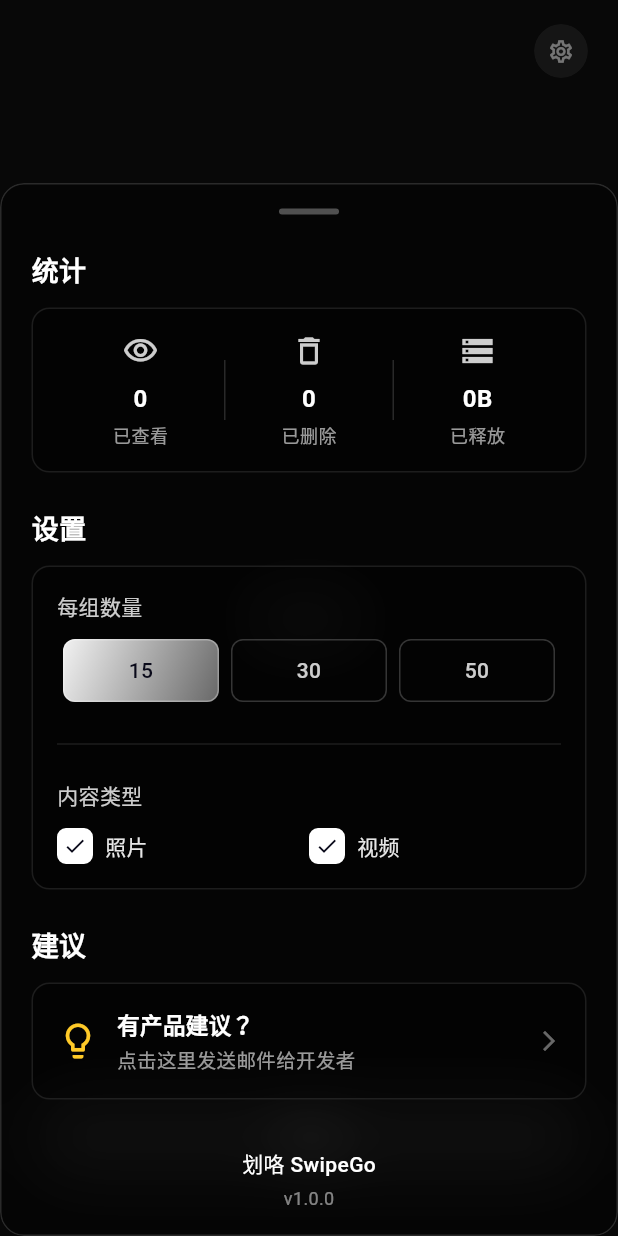
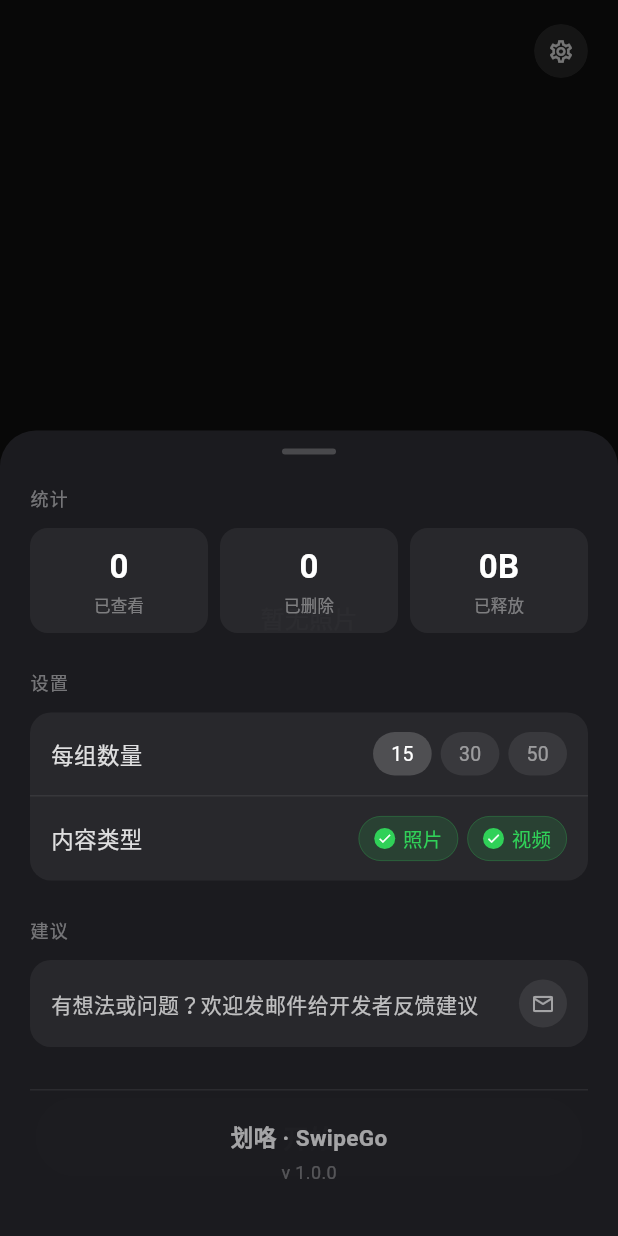
Before and after one commit to JoeZhang0810/swipe_go, a Flutter app: the screen it shows after launch, after a tap on the "settings" icon, on a phone screen of 412 x 824 dp. Run offline on Flutter 3.47's test engine with Material 3 defaults, Android fonts, the phone set to English and light mode, and no system bars; our stand-ins replace flutter_riverpod, shared_preferences, video_player; missing offline and left inert: photo_manager.

Commit message:
style: stats sheet - match HTML (chip selectors, green checkmarks, stat cards)

```diff
--- a/lib/widgets/stats_settings_sheet.dart
+++ b/lib/widgets/stats_settings_sheet.dart
@@ -1,4 +1,3 @@
-import 'dart:ui';
 import 'package:flutter/material.dart';
 import 'package:flutter_riverpod/flutter_riverpod.dart';
 import 'package:url_launcher/url_launcher.dart';
@@ -36,61 +35,52 @@ class StatsSettingsSheet extends ConsumerWidget {
     final stats = ref.watch(statsProvider);
     final settings = ref.watch(settingsProvider);
 
-    return ClipRRect(
-      borderRadius: BorderRadius.circular(16),
-      child: BackdropFilter(
-        filter: ImageFilter.blur(sigmaX: 20, sigmaY: 20),
-        child: Container(
-          decoration: BoxDecoration(
-            color: Colors.black.withOpacity(0.4),
-            borderRadius: BorderRadius.circular(16),
-            border: Border.all(
-              color: Colors.white.withOpacity(0.15),
-            ),
+    return Container(
+      decoration: const BoxDecoration(
+        color: Color(0xF71C1C20),
+        borderRadius: BorderRadius.vertical(top: Radius.circular(24)),
       ),
       child: SafeArea(
-            child: Padding(
-              padding: const EdgeInsets.symmetric(horizontal: 20, vertical: 16),
+        child: SingleChildScrollView(
+          padding: const EdgeInsets.fromLTRB(20, 12, 20, 34),
           child: Column(
-                mainAxisSize: MainAxisSize.min,
             crossAxisAlignment: CrossAxisAlignment.start,
             children: [
               // 拖动指示器
               Center(
                 child: Container(
-                      width: 40,
+                  width: 36,
                   height: 4,
                   decoration: BoxDecoration(
-                        color: Colors.white.withOpacity(0.3),
+                    color: Colors.white.withOpacity(0.2),
                     borderRadius: BorderRadius.circular(2),
                   ),
                 ),
               ),
-                  const SizedBox(height: 24),
+              const SizedBox(height: 20),
 
               // 统计模块
               _buildSectionTitle('统计'),
               const SizedBox(height: 12),
-                  _buildStatsCard(stats.totalViewed, stats.totalDeleted, stats.spaceSavedFormatted),
+              _buildStatsRow(stats.totalViewed, stats.totalDeleted,
+                  stats.spaceSavedFormatted),
               const SizedBox(height: 24),
 
               // 设置模块
               _buildSectionTitle('设置'),
               const SizedBox(height: 12),
-                  _buildSettingsCard(context, ref, settings),
+              _buildSettingsBlock(context, ref, settings),
               const SizedBox(height: 24),
 
               // 建议模块
               _buildSectionTitle('建议'),
               const SizedBox(height: 12),
-                  _buildFeedbackCard(context),
-                  const SizedBox(height: 32),
+              _buildFeedbackRow(context),
+              const SizedBox(height: 28),
 
-                  // 底部产品信息
+              // 底部
               _buildFooter(),
             ],
-              ),
-            ),
           ),
         ),
       ),
@@ -100,222 +90,221 @@ class StatsSettingsSheet extends ConsumerWidget {
   Widget _buildSectionTitle(String title) {
     return Text(
       title,
-      style: const TextStyle(
-        fontSize: 18,
-        fontWeight: FontWeight.w600,
-        color: Colors.white,
+      style: TextStyle(
+        fontSize: 12,
+        fontWeight: FontWeight.w500,
+        color: Colors.white.withOpacity(0.4),
+        letterSpacing: 0.8,
       ),
     );
   }
 
-  Widget _buildStatsCard(int viewed, int deleted, String spaceSaved) {
+  Widget _buildStatsRow(int viewed, int deleted, String spaceSaved) {
+    return Row(
+      children: [
+        Expanded(child: _buildStatCard('$viewed', '已查看')),
+        const SizedBox(width: 8),
+        Expanded(child: _buildStatCard('$deleted', '已删除')),
+        const SizedBox(width: 8),
+        Expanded(child: _buildStatCard(spaceSaved, '已释放')),
+      ],
+    );
+  }
+
+  Widget _buildStatCard(String number, String label) {
     return Container(
-      padding: const EdgeInsets.all(16),
+      padding: const EdgeInsets.symmetric(vertical: 10, horizontal: 8),
       decoration: BoxDecoration(
-        color: Colors.black.withOpacity(0.3),
+        color: Colors.white.withOpacity(0.06),
         borderRadius: BorderRadius.circular(12),
-        border: Border.all(color: Colors.white.withOpacity(0.1)),
       ),
-      child: Row(
+      child: Column(
         children: [
-          Expanded(
-            child: _buildStatItem('已查看', viewed.toString(), Icons.visibility_outlined),
+          Text(
+            number,
+            style: const TextStyle(
+              fontSize: 22,
+              fontWeight: FontWeight.w600,
+              color: Colors.white,
             ),
-          Container(width: 1, height: 40, color: Colors.white.withOpacity(0.15)),
-          Expanded(
-            child: _buildStatItem('已删除', deleted.toString(), Icons.delete_outline),
           ),
-          Container(width: 1, height: 40, color: Colors.white.withOpacity(0.15)),
-          Expanded(
-            child: _buildStatItem('已释放', spaceSaved, Icons.storage_outlined),
+          const SizedBox(height: 3),
+          Text(
+            label,
+            style: TextStyle(
+              fontSize: 11,
+              color: Colors.white.withOpacity(0.4),
+            ),
           ),
         ],
       ),
     );
   }
 
-  Widget _buildStatItem(String label, String value, IconData icon) {
-    return Column(
-      children: [
-        Icon(icon, size: 24, color: Colors.white.withOpacity(0.8)),
-        const SizedBox(height: 8),
-        Text(
-          value,
-          style: const TextStyle(
-            fontSize: 16,
-            fontWeight: FontWeight.bold,
-            color: Colors.white,
-          ),
-        ),
-        const SizedBox(height: 4),
-        Text(
-          label,
-          style: TextStyle(
-            fontSize: 12,
-            color: Colors.white.withOpacity(0.6),
-          ),
-        ),
-      ],
-    );
-  }
-
-  Widget _buildSettingsCard(BuildContext context, WidgetRef ref, dynamic settings) {
+  Widget _buildSettingsBlock(
+      BuildContext context, WidgetRef ref, dynamic settings) {
     return Container(
-      padding: const EdgeInsets.all(16),
       decoration: BoxDecoration(
-        color: Colors.black.withOpacity(0.3),
-        borderRadius: BorderRadius.circular(12),
-        border: Border.all(color: Colors.white.withOpacity(0.1)),
+        color: Colors.white.withOpacity(0.06),
+        borderRadius: BorderRadius.circular(14),
       ),
       child: Column(
-        crossAxisAlignment: CrossAxisAlignment.start,
         children: [
-          // 每组数量设置
-          Text(
-            '每组数量',
-            style: TextStyle(
-              fontSize: 14,
-              fontWeight: FontWeight.w500,
-              color: Colors.white.withOpacity(0.8),
-            ),
-          ),
-          const SizedBox(height: 12),
-          Row(
+          // 每组数量
+          _buildSettingsRow(
+            label: '每组数量',
+            trailing: Row(
+              mainAxisSize: MainAxisSize.min,
               children: [15, 30, 50].map((size) {
                 final isSelected = settings.batchSize == size;
-              return Expanded(
-                child: Padding(
-                  padding: const EdgeInsets.symmetric(horizontal: 4),
-                  child: GestureDetector(
+                return GestureDetector(
                   onTap: () {
-                      ref.read(settingsProvider.notifier).updateSettings(batchSize: size);
+                    ref
+                        .read(settingsProvider.notifier)
+                        .updateSettings(batchSize: size);
                   },
                   child: Container(
-                      padding: const EdgeInsets.symmetric(vertical: 10),
+                    margin: const EdgeInsets.only(left: 6),
+                    padding:
+                        const EdgeInsets.symmetric(horizontal: 12, vertical: 5),
                     decoration: BoxDecoration(
-                        gradient: isSelected
-                            ? const LinearGradient(
-                                begin: Alignment.topLeft,
-                                end: Alignment.bottomRight,
-                                colors: [
-                                  Color(0xF2FFFFFF), // 0.95 opacity
-                                  Color(0x66FFFFFF), // 0.4 opacity
-                                ],
-                              )
-                            : null,
-                        color: isSelected ? null : Colors.transparent,
-                        borderRadius: BorderRadius.circular(8),
-                        border: Border.all(
                       color: isSelected
-                              ? Colors.white.withOpacity(0.3)
-                              : Colors.white.withOpacity(0.2),
-                        ),
+                          ? Colors.white.withOpacity(0.18)
+                          : Colors.white.withOpacity(0.08),
+                      borderRadius: BorderRadius.circular(20),
                     ),
                     child: Text(
                       '$size',
-                        textAlign: TextAlign.center,
                       style: TextStyle(
-                          fontSize: 14,
-                          fontWeight: FontWeight.w500,
+                        fontSize: 13,
                         color: isSelected
-                              ? const Color(0xFF0A0A1A)
-                              : Colors.white.withOpacity(0.8),
-                        ),
-                      ),
+                            ? Colors.white
+                            : Colors.white.withOpacity(0.5),
                       ),
                     ),
                   ),
                 );
               }).toList(),
             ),
-          const SizedBox(height: 20),
-          Divider(color: Colors.white.withOpacity(0.1)),
-          const SizedBox(height: 16),
+          ),
 
-          // 内容类型设置
-          Text(
-            '内容类型',
-            style: TextStyle(
-              fontSize: 14,
-              fontWeight: FontWeight.w500,
-              color: Colors.white.withOpacity(0.8),
+          // 分隔线
+          Divider(
+            height: 1,
+            color: Colors.white.withOpacity(0.07),
           ),
-          ),
-          const SizedBox(height: 12),
-          Row(
+
+          // 内容类型
+          _buildSettingsRow(
+            label: '内容类型',
+            trailing: Row(
+              mainAxisSize: MainAxisSize.min,
               children: [
-              Expanded(
-                child: _buildContentTypeCheckbox(
+                _buildTypeChip(
                   label: '照片',
-                  value: settings.showPhotos,
-                  onChanged: (value) {
-                    // 确保至少选中一种
-                    if (!value! && !settings.showVideos) {
+                  selected: settings.showPhotos,
+                  onTap: () {
+                    if (!settings.showPhotos && !settings.showVideos) {
                       _showMustSelectOneTip(context);
                       return;
                     }
-                    ref.read(settingsProvider.notifier).updateSettings(showPhotos: value);
+                    ref
+                        .read(settingsProvider.notifier)
+                        .updateSettings(showPhotos: !settings.showPhotos);
                   },
                 ),
-              ),
-              Expanded(
-                child: _buildContentTypeCheckbox(
+                const SizedBox(width: 6),
+                _buildTypeChip(
                   label: '视频',
-                  value: settings.showVideos,
-                  onChanged: (value) {
-                    // 确保至少选中一种
-                    if (!value! && !settings.showPhotos) {
+                  selected: settings.showVideos,
+                  onTap: () {
+                    if (!settings.showVideos && !settings.showPhotos) {
                       _showMustSelectOneTip(context);
                       return;
                     }
-                    ref.read(settingsProvider.notifier).updateSettings(showVideos: value);
+                    ref
+                        .read(settingsProvider.notifier)
+                        .updateSettings(showVideos: !settings.showVideos);
                   },
                 ),
+              ],
             ),
-            ],
           ),
         ],
       ),
     );
   }
 
-  Widget _buildContentTypeCheckbox({
+  Widget _buildSettingsRow({
     required String label,
-    required bool value,
-    required ValueChanged<bool?> onChanged,
+    required Widget trailing,
+  }) {
+    return Padding(
+      padding: const EdgeInsets.symmetric(horizontal: 14, vertical: 13),
+      child: Row(
+        mainAxisAlignment: MainAxisAlignment.spaceBetween,
+        children: [
+          Text(
+            label,
+            style: TextStyle(
+              fontSize: 15,
+              color: Colors.white.withOpacity(0.85),
+            ),
+          ),
+          trailing,
+        ],
+      ),
+    );
+  }
+
+  Widget _buildTypeChip({
+    required String label,
+    required bool selected,
+    required VoidCallback onTap,
   }) {
     return GestureDetector(
-      onTap: () => onChanged(!value),
-      child: Row(
-        children: [
-          Container(
-            width: 24,
-            height: 24,
+      onTap: onTap,
+      child: Container(
+        padding: const EdgeInsets.symmetric(horizontal: 10, vertical: 5),
         decoration: BoxDecoration(
-              color: value ? Colors.white : Colors.transparent,
-              border: Border.all(
-                color: value ? Colors.white : Colors.white.withOpacity(0.5),
-                width: 2,
-              ),
-              borderRadius: BorderRadius.circular(6),
-            ),
-            child: value
-                ? const Icon(
-                    Icons.check,
-                    color: Color(0xFF0A0A1A),
-                    size: 16,
+          color: selected
+              ? const Color(0x2630D158)
+              : Colors.white.withOpacity(0.08),
+          borderRadius: BorderRadius.circular(20),
+          border: selected
+              ? Border.all(
+                  color: const Color(0x4D30D158),
+                  width: 0.5,
                 )
               : null,
         ),
-          const SizedBox(width: 8),
+        child: Row(
+          mainAxisSize: MainAxisSize.min,
+          children: [
+            if (selected) ...[
+              Container(
+                width: 14,
+                height: 14,
+                decoration: const BoxDecoration(
+                  color: Color(0xFF30D158),
+                  shape: BoxShape.circle,
+                ),
+                child: const Icon(Icons.check,
+                    size: 10, color: Colors.white),
+              ),
+              const SizedBox(width: 5),
+            ],
             Text(
               label,
               style: TextStyle(
-              fontSize: 14,
-              color: Colors.white.withOpacity(0.9),
+                fontSize: 13,
+                color: selected
+                    ? const Color(0xFF30D158)
+                    : Colors.white.withOpacity(0.5),
               ),
             ),
           ],
+        ),
       ),
     );
   }
@@ -329,51 +318,37 @@ class StatsSettingsSheet extends ConsumerWidget {
     );
   }
 
-  Widget _buildFeedbackCard(BuildContext context) {
+  Widget _buildFeedbackRow(BuildContext context) {
     return GestureDetector(
       onTap: _sendFeedbackEmail,
       child: Container(
-        padding: const EdgeInsets.all(16),
+        padding: const EdgeInsets.symmetric(horizontal: 14, vertical: 13),
         decoration: BoxDecoration(
-          color: Colors.black.withOpacity(0.3),
-          borderRadius: BorderRadius.circular(12),
-          border: Border.all(color: Colors.white.withOpacity(0.1)),
+          color: Colors.white.withOpacity(0.06),
+          borderRadius: BorderRadius.circular(14),
         ),
         child: Row(
           children: [
-            Icon(
-              Icons.lightbulb_outline,
-              color: Colors.amber.shade400,
-              size: 28,
-            ),
-            const SizedBox(width: 12),
             Expanded(
-              child: Column(
-                crossAxisAlignment: CrossAxisAlignment.start,
-                children: [
-                  const Text(
-                    '有产品建议？',
+              child: Text(
+                '有想法或问题？欢迎发邮件给开发者反馈建议',
                 style: TextStyle(
-                      fontSize: 15,
-                      fontWeight: FontWeight.w600,
-                      color: Colors.white,
+                  fontSize: 14,
+                  color: Colors.white.withOpacity(0.7),
+                  height: 1.4,
                 ),
               ),
-                  const SizedBox(height: 4),
-                  Text(
-                    '点击这里发送邮件给开发者',
-                    style: TextStyle(
-                      fontSize: 13,
-                      color: Colors.white.withOpacity(0.6),
             ),
+            const SizedBox(width: 10),
+            Container(
+              width: 32,
+              height: 32,
+              decoration: BoxDecoration(
+                color: Colors.white.withOpacity(0.08),
+                borderRadius: BorderRadius.circular(16),
               ),
-                ],
-              ),
-            ),
-            Icon(
-              Icons.arrow_forward_ios,
-              size: 16,
-              color: Colors.white.withOpacity(0.4),
+              child: const Icon(Icons.mail_outline,
+                  size: 16, color: Colors.white54),
             ),
           ],
         ),
@@ -382,27 +357,30 @@ class StatsSettingsSheet extends ConsumerWidget {
   }
 
   Widget _buildFooter() {
-    return Center(
-      child: Column(
+    return Column(
       children: [
-          const Text(
-            '划咯 SwipeGo',
+        Container(
+          height: 1,
+          color: Colors.white.withOpacity(0.07),
+        ),
+        const SizedBox(height: 20),
+        Text(
+          '划咯 · SwipeGo',
           style: TextStyle(
-              fontSize: 14,
-              fontWeight: FontWeight.w500,
-              color: Colors.white,
+            fontSize: 15,
+            fontWeight: FontWeight.w600,
+            color: Colors.white.withOpacity(0.6),
           ),
         ),
-          const SizedBox(height: 4),
+        const SizedBox(height: 3),
         Text(
-            'v1.0.0',
+          'v 1.0.0',
           style: TextStyle(
             fontSize: 12,
-              color: Colors.white.withOpacity(0.5),
+            color: Colors.white.withOpacity(0.25),
           ),
         ),
       ],
-      ),
     );
   }
 }
```
Lines whose indentation alone changed are shown as unchanged.
